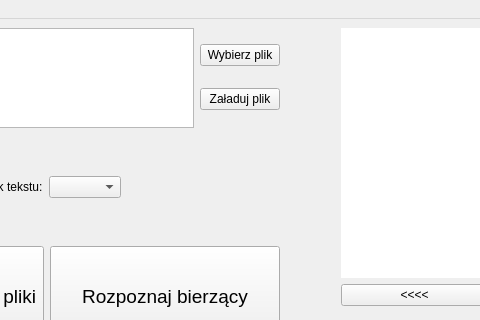
krzysztofrutana/OCR-Desktop, file forms/mainUI.ui: the form before one commit; both pictures show x 195 to 675 and y 0 to 320 of the 845 by 698 pixel window.
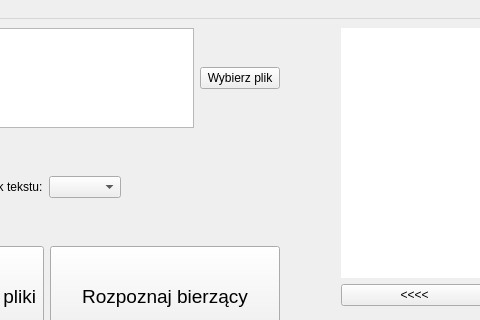
The form after the commit.

Commit message: Delete load file button, add save to txt option.

The edit to the form file:
```diff
--- a/forms/mainUI.ui
+++ b/forms/mainUI.ui
@@ -53,13 +53,6 @@
                   </property>
                  </widget>
                 </item>
-                <item>
-                 <widget class="QPushButton" name="pushButtonLoadFiles">
-                  <property name="text">
-                   <string>Załaduj plik</string>
-                  </property>
-                 </widget>
-                </item>
                </layout>
               </item>
              </layout>
```
The commit also changes 2 other files.
